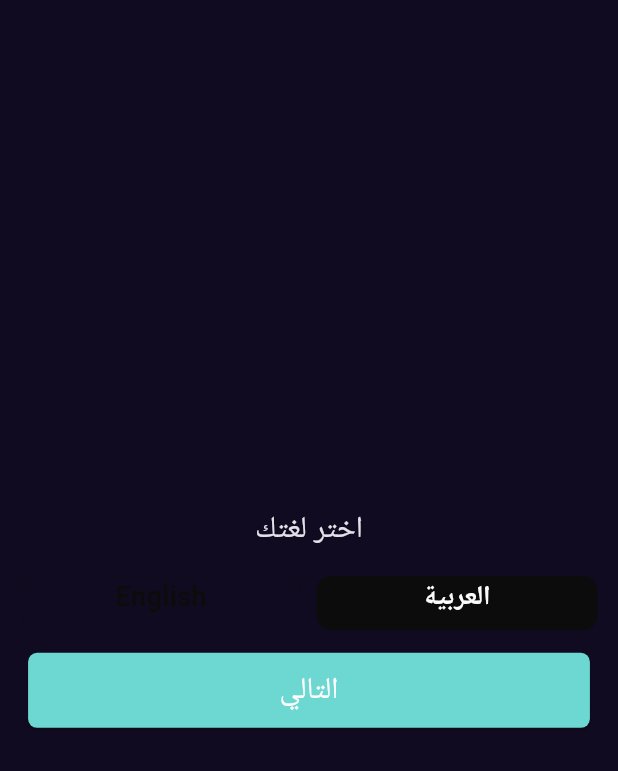
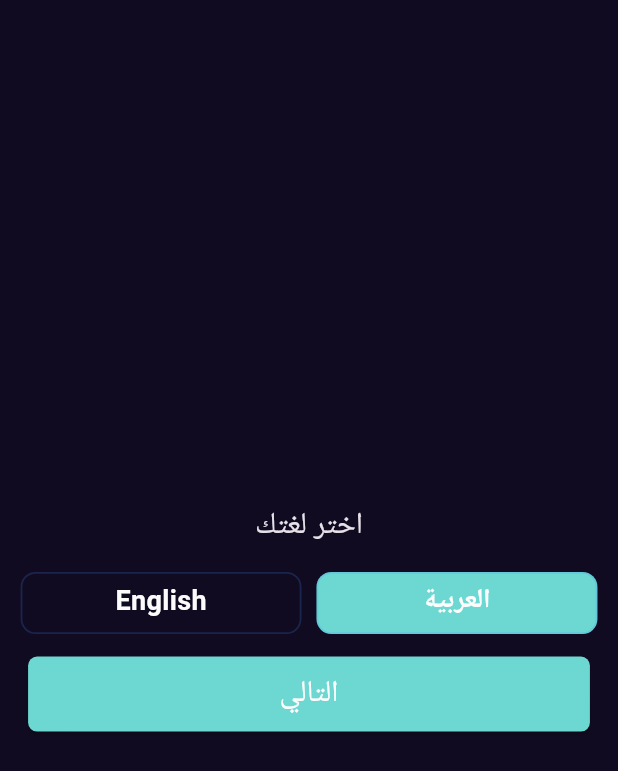
Before and after one commit to Mohamed0Haikel/Movie_app, a Flutter app: the SelectLangView screen opened directly, after a tap on "English", after a tap on "العربية", on a phone screen of 412 x 824 dp. Shown: the top 771 px of the screen. Run offline on Flutter 3.47's test engine with Material 3 defaults, Android fonts, the phone set to English and light mode, and no system bars; our stand-ins replace dartz, dio, fluttertoast, font_awesome_flutter, form_field_validator, get_it and 2 more; accounts and stored records are empty; Roboto replaces fonts that are missing (Tajawal).

Commit message:
Update language selection colors and switch home view to SelectLangView

```diff
--- a/lib/Features/select_language/presentation/views/widgets/lang_row.dart
+++ b/lib/Features/select_language/presentation/views/widgets/lang_row.dart
@@ -61,7 +61,7 @@ class _LanguageRowState extends State<LanguageRow> {
 
   void _selectEnglish(ChangeLanguageProvider provider) {
     setState(() {
-      colorEnglish = AppConstants.kContainerColor;
+      colorEnglish = AppConstants.kButtonColor;
       textColorEnglish = AppConstants.kWhiteColor;
       colorArabic = null;
       textColorArabic = null;
@@ -73,7 +73,7 @@ class _LanguageRowState extends State<LanguageRow> {
     setState(() {
       colorEnglish = null;
       textColorEnglish = null;
-      colorArabic = AppConstants.kBlackColor;
+      colorArabic = AppConstants.kSecondaryColor;
       textColorArabic = AppConstants.kWhiteColor;
     });
     provider.changeLang('ar');
--- a/lib/Features/select_language/presentation/views/widgets/language_container.dart
+++ b/lib/Features/select_language/presentation/views/widgets/language_container.dart
@@ -30,7 +30,7 @@ class LanguageContainer extends StatelessWidget {
           color: color ?? Colors.transparent,
           borderRadius: BorderRadius.circular(10.0),
           border: Border.all(
-            color: AppConstants.kBlackColor.withOpacity(0.2),
+            color: AppConstants.kPrimaryColor.withOpacity(0.2),
             width: 1.2,
           ),
         ),
@@ -45,11 +45,11 @@ class LanguageContainer extends StatelessWidget {
             //     fit: BoxFit.fitHeight,
             //   ),
             // ),
-            // const SizedBox(height: 5),
+            const SizedBox(height: 5),
             Text(
               language,
               style: Styles.textStyle18.copyWith(
-                color: textColor ?? AppConstants.kBlackColor,
+                color: textColor ?? AppConstants.kWhiteColor,
               ),
             ),
             const SizedBox(height: 8),
--- a/lib/main.dart
+++ b/lib/main.dart
@@ -6,6 +6,7 @@ import 'package:flutter_localizations/flutter_localizations.dart';
 
 import 'Features/auth/sign_in_view.dart';
 import 'Features/select_language/presentation/manager/change_language_provider/change_language_provider.dart';
+import 'Features/select_language/presentation/views/select_lang_view.dart';
 import 'constant.dart';
 import 'core/database/cache_helper.dart';
 import 'core/services/service_locator.dart';
@@ -51,7 +52,8 @@ class Movie extends StatelessWidget {
             Locale('en'),
             Locale('ar'),
           ],
-          home: const SignInView(),
+          // home: const SignInView(),
+          home: const SelectLangView(),
         );
       },
     );
```
